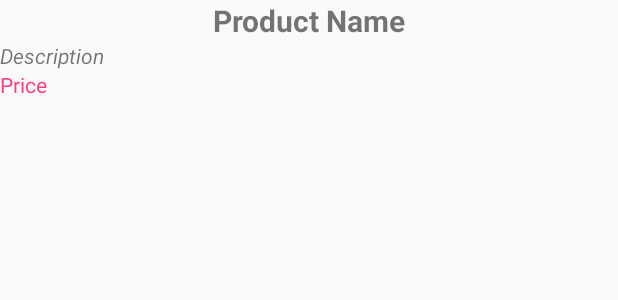
After one commit to GathuaKiragu/Maua_ChapChap, an Android app: the layout product_list.xml on its own in the app's theme, with its tools: preview values and no code run, on a phone screen of 412 x 824 dp. The commit adds this screen. Shown: the top 300 px of the screen. Run offline under Robolectric (Android 15) with nearby library versions, the phone set to English and light mode, and no system bars.

Commit message:
Created a layout to display the list of products available from firebase

```diff
--- a/app/src/main/res/layout/activity_main.xml
+++ b/app/src/main/res/layout/activity_main.xml
@@ -7,13 +7,14 @@
     android:layout_height="match_parent"
     tools:context="com.example.kiragu.maua_chapchap.MainActivity">
 
-    <TextView
+    <ListView
         android:layout_width="wrap_content"
         android:layout_height="wrap_content"
-        android:text="Hello World!"
+        android:layout_marginLeft="8dp"
+        app:layout_constraintLeft_toLeftOf="parent"
         app:layout_constraintBottom_toBottomOf="parent"
-        app:layout_constraintLeft_toLeftOf="parent"
-        app:layout_constraintRight_toRightOf="parent"
-        app:layout_constraintTop_toTopOf="parent" />
+        android:layout_marginBottom="8dp"
+        app:layout_constraintTop_toTopOf="parent"
+        android:layout_marginTop="8dp" />
 
 </android.support.constraint.ConstraintLayout>
--- /dev/null
+++ b/app/src/main/res/layout/product_list.xml
@@ -0,0 +1,30 @@
+<?xml version="1.0" encoding="utf-8"?>
+<LinearLayout xmlns:android="http://schemas.android.com/apk/res/android"
+    android:orientation="vertical" android:layout_width="match_parent"
+    android:layout_height="match_parent">
+
+    <TextView
+        android:id="@+id/productNameTextView"
+        android:layout_width="match_parent"
+        android:layout_height="wrap_content"
+        android:text="Product Name"
+        android:gravity="center"
+        android:textStyle="bold"
+        android:textSize="20dp"/>
+
+    <TextView
+        android:id="@+id/descriptionTextView"
+        android:layout_width="match_parent"
+        android:layout_height="wrap_content"
+        android:text="Description"
+        android:textStyle="italic"
+        />
+
+    <TextView
+        android:id="@+id/priceTextView"
+        android:layout_width="match_parent"
+        android:layout_height="wrap_content"
+        android:textColor="@color/colorAccent"
+        android:text="Price" />
+
+</LinearLayout>
```
